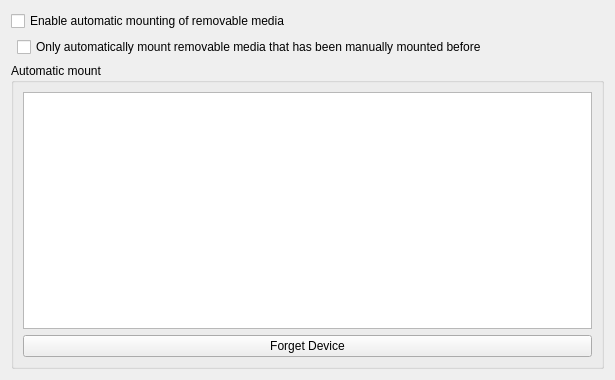
Sonic-DE/sonic-desktop-interface, file solid-device-automounter/kcm/DeviceAutomounterKCM.ui: the form before one commit.
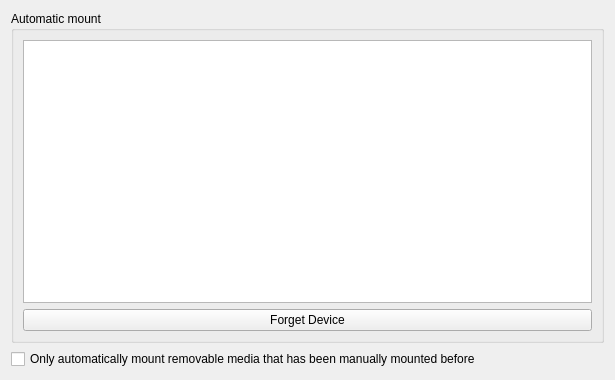
The form after the commit.

Commit message: Remove global enable checkbox

```diff
--- a/solid-device-automounter/kcm/DeviceAutomounterKCM.ui
+++ b/solid-device-automounter/kcm/DeviceAutomounterKCM.ui
@@ -10,41 +10,8 @@
     <height>380</height>
    </rect>
   </property>
-  <layout class="QGridLayout" name="gridLayout_2">
-   <item row="0" column="0" colspan="3">
-    <widget class="QCheckBox" name="kcfg_AutomountEnabled">
-     <property name="whatsThis">
-      <string>When this is unchecked, no device automounting of any kind will happen, regardless of anything selected in the &quot;Device Overrides&quot; section.</string>
-     </property>
-     <property name="text">
-      <string>Enable automatic mounting of removable media</string>
-     </property>
-    </widget>
-   </item>
-   <item row="1" column="1">
-    <widget class="QCheckBox" name="kcfg_AutomountUnknownDevices">
-    <property name="whatsThis">
-    <string>When this is checked, only remembered devices will be automatically mounted. A device is 'remembered' if it has ever been mounted before. For instance, plugging in a USB media player to charge is not sufficient to 'remember' it - if the files are not accessed, it will not be automatically mounted the next time it is seen. Once they have been accessed, however, the device's contents will be automatically made available to the system.</string>
-    </property>
-    <property name="text">
-    <string>Only automatically mount removable media that has been manually mounted before</string>
-    </property>
-    </widget>
-   </item>
-   <item row="1" column="2">
-    <spacer name="horizontalSpacer_2">
-     <property name="orientation">
-      <enum>Qt::Horizontal</enum>
-     </property>
-     <property name="sizeHint" stdset="0">
-      <size>
-       <width>40</width>
-       <height>20</height>
-      </size>
-     </property>
-    </spacer>
-   </item>
-   <item row="2" column="0" colspan="3">
+  <layout class="QVBoxLayout" name="verticalLayout_1">
+   <item row="0">
     <widget class="QGroupBox" name="groupBox">
      <property name="title">
       <string>Automatic mount</string>
@@ -106,6 +73,16 @@
      </layout>
     </widget>
    </item>
+   <item row="1">
+    <widget class="QCheckBox" name="kcfg_AutomountUnknownDevices">
+     <property name="whatsThis">
+      <string>When this is checked, only remembered devices will be automatically mounted. A device is 'remembered' if it has ever been mounted before. For instance, plugging in a USB media player to charge is not sufficient to 'remember' it - if the files are not accessed, it will not be automatically mounted the next time it is seen. Once they have been accessed, however, the device's contents will be automatically made available to the system.</string>
+     </property>
+     <property name="text">
+      <string>Only automatically mount removable media that has been manually mounted before</string>
+     </property>
+    </widget>
+   </item>
   </layout>
  </widget>
  <resources/>
```
Left out of the diff: 66 changed lines with no effect on the pictures. The commit also changes 1 other file.
